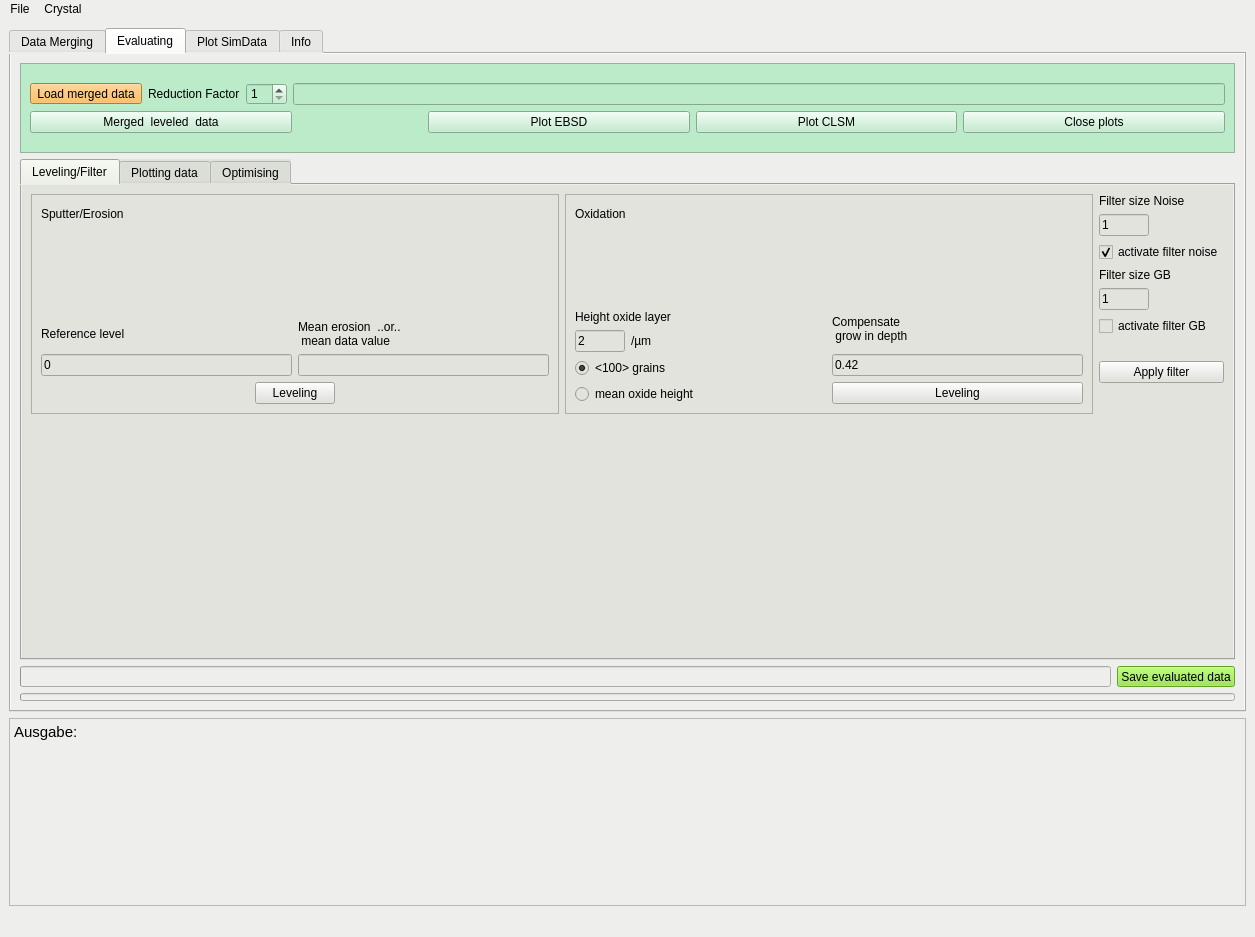
The window that ebsd_merge_evaluate/qt5_oberflaeche.ui (AnnoBlank/DataToIPF) describes before a commit, drawn with Qt 5.
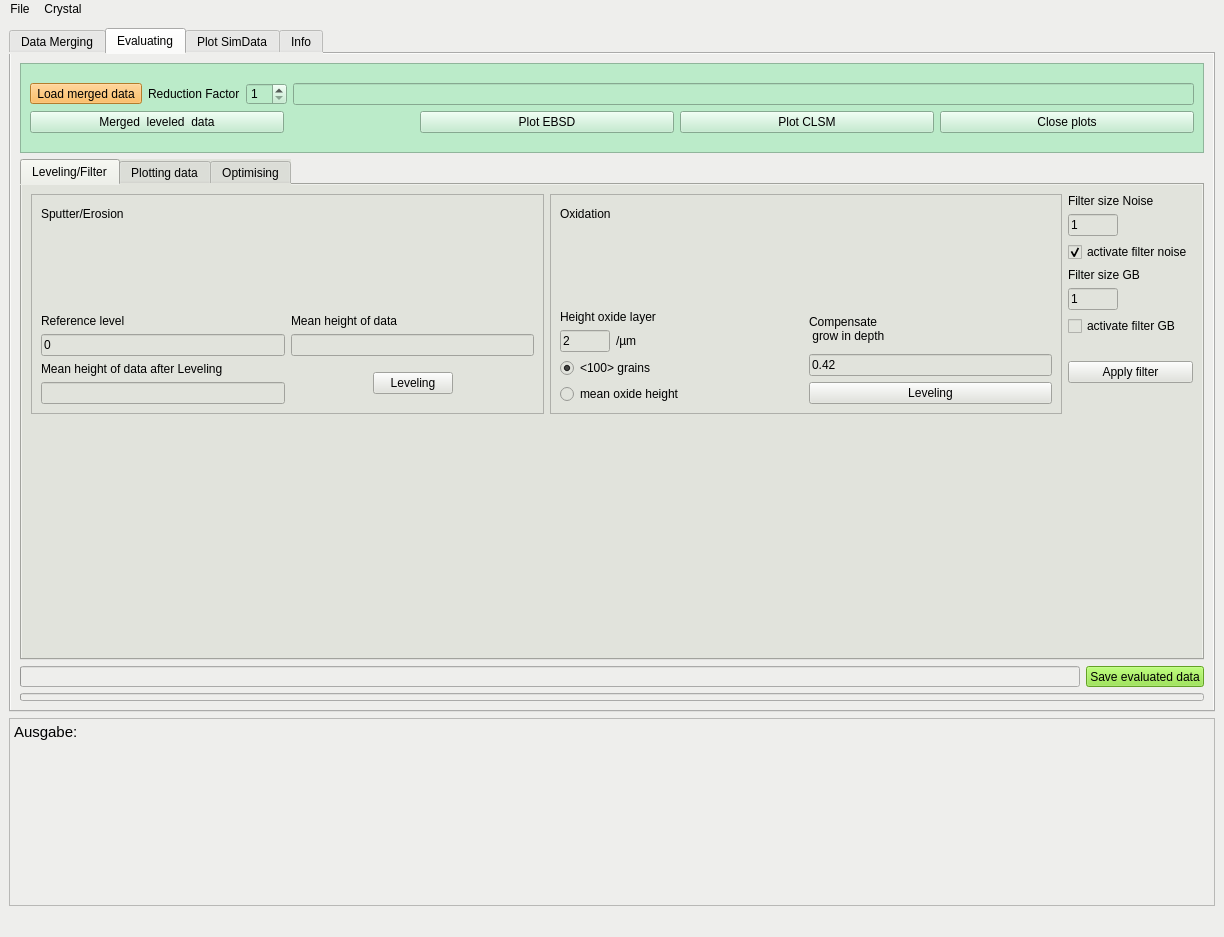
The same window after the commit. The open tabs and pages were chosen to show the change.

Commit message:
v1.5.3 - reference height
- improved leveling procedure
- expanded documentation

Diff of the .ui file:
```diff
--- a/ebsd_merge_evaluate/qt5_oberflaeche.ui
+++ b/ebsd_merge_evaluate/qt5_oberflaeche.ui
@@ -6,7 +6,7 @@
    <rect>
     <x>0</x>
     <y>0</y>
-    <width>1255</width>
+    <width>1224</width>
     <height>937</height>
    </rect>
   </property>
@@ -1503,7 +1503,7 @@
 </string>
           </property>
           <property name="currentIndex">
-           <number>1</number>
+           <number>0</number>
           </property>
           <widget class="QWidget" name="tab_6">
            <attribute name="title">
@@ -1602,13 +1602,19 @@
                          <item>
                           <widget class="QLabel" name="label_30">
                            <property name="text">
-                            <string>Mean erosion  ..or.. 
- mean data value</string>
+                            <string>Mean height of data</string>
                            </property>
                           </widget>
                          </item>
                          <item>
-                          <widget class="QLineEdit" name="evaluateMeanEroisionlineEdit"/>
+                          <widget class="QLineEdit" name="evaluateMeanEroisionlineEdit">
+                           <property name="acceptDrops">
+                            <bool>true</bool>
+                           </property>
+                           <property name="readOnly">
+                            <bool>true</bool>
+                           </property>
+                          </widget>
                          </item>
                         </layout>
                        </item>
@@ -1617,6 +1623,44 @@
                      <item>
                       <layout class="QHBoxLayout" name="horizontalLayout_29">
                        <item>
+                        <layout class="QVBoxLayout" name="verticalLayout_65">
+                         <item>
+                          <widget class="QLabel" name="label_89">
+                           <property name="text">
+                            <string>Mean height of data after Leveling</string>
+                           </property>
+                          </widget>
+                         </item>
+                         <item>
+                          <widget class="QLineEdit" name="lineEditAfterLeveling">
+                           <property name="readOnly">
+                            <bool>true</bool>
+                           </property>
+                          </widget>
+                         </item>
+                        </layout>
+                       </item>
+                       <item>
+                        <layout class="QHBoxLayout" name="horizontalLayout_96">
+                         <property name="spacing">
+                          <number>5</number>
+                         </property>
+                         <property name="sizeConstraint">
+                          <enum>QLayout::SetDefaultConstraint</enum>
+                         </property>
+                         <property name="leftMargin">
+                          <number>0</number>
+                         </property>
+                         <property name="topMargin">
+                          <number>0</number>
+                         </property>
+                         <property name="rightMargin">
+                          <number>0</number>
+                         </property>
+                         <property name="bottomMargin">
+                          <number>0</number>
+                         </property>
+                         <item>
                         <spacer name="horizontalSpacer_19">
                          <property name="orientation">
                           <enum>Qt::Horizontal</enum>
@@ -1654,6 +1698,8 @@
                     </layout>
                    </item>
                   </layout>
+                   </item>
+                  </layout>
                  </widget>
                 </item>
                 <item>
@@ -1961,6 +2007,9 @@
               </item>
              </layout>
             </item>
+            <item>
+             <layout class="QHBoxLayout" name="horizontalLayout_68"/>
+            </item>
             <item>
              <spacer name="verticalSpacer_13">
               <property name="orientation">
@@ -4636,7 +4685,7 @@
              <string>&lt;!DOCTYPE HTML PUBLIC &quot;-//W3C//DTD HTML 4.0//EN&quot; &quot;http://www.w3.org/TR/REC-html40/strict.dtd&quot;&gt;
 &lt;html&gt;&lt;head&gt;&lt;meta name=&quot;qrichtext&quot; content=&quot;1&quot; /&gt;&lt;style type=&quot;text/css&quot;&gt;
 p, li { white-space: pre-wrap; }
-&lt;/style&gt;&lt;/head&gt;&lt;body style=&quot; font-family:'MS Shell Dlg 2'; font-size:8pt; font-weight:400; font-style:normal;&quot;&gt;
+&lt;/style&gt;&lt;/head&gt;&lt;body style=&quot; font-family:'MS Shell Dlg 2'; font-size:6.5pt; font-weight:400; font-style:normal;&quot;&gt;
 &lt;p style=&quot; margin-top:0px; margin-bottom:0px; margin-left:0px; margin-right:0px; -qt-block-indent:0; text-indent:0px;&quot;&gt;&lt;span style=&quot; font-family:'Ubuntu'; font-size:11pt;&quot;&gt;Merging Data:&lt;/span&gt;&lt;/p&gt;
 &lt;p style=&quot; margin-top:0px; margin-bottom:0px; margin-left:0px; margin-right:0px; -qt-block-indent:0; text-indent:0px;&quot;&gt;&lt;span style=&quot; font-family:'Ubuntu'; font-size:11pt;&quot;&gt;EBSD data can be merged to 3 different measuring Systems&lt;/span&gt;&lt;/p&gt;
 &lt;p style=&quot;-qt-paragraph-type:empty; margin-top:0px; margin-bottom:0px; margin-left:0px; margin-right:0px; -qt-block-indent:0; text-indent:0px; font-family:'Ubuntu'; font-size:11pt;&quot;&gt;&lt;br /&gt;&lt;/p&gt;
@@ -4654,7 +4703,7 @@
              <string>&lt;!DOCTYPE HTML PUBLIC &quot;-//W3C//DTD HTML 4.0//EN&quot; &quot;http://www.w3.org/TR/REC-html40/strict.dtd&quot;&gt;
 &lt;html&gt;&lt;head&gt;&lt;meta name=&quot;qrichtext&quot; content=&quot;1&quot; /&gt;&lt;style type=&quot;text/css&quot;&gt;
 p, li { white-space: pre-wrap; }
-&lt;/style&gt;&lt;/head&gt;&lt;body style=&quot; font-family:'MS Shell Dlg 2'; font-size:8pt; font-weight:400; font-style:normal;&quot;&gt;
+&lt;/style&gt;&lt;/head&gt;&lt;body style=&quot; font-family:'MS Shell Dlg 2'; font-size:6.5pt; font-weight:400; font-style:normal;&quot;&gt;
 &lt;p style=&quot; margin-top:0px; margin-bottom:0px; margin-left:0px; margin-right:0px; -qt-block-indent:0; text-indent:0px;&quot;&gt;&lt;span style=&quot; font-family:'Ubuntu'; font-size:11pt;&quot;&gt;Evaluation:&lt;/span&gt;&lt;/p&gt;
 &lt;p style=&quot;-qt-paragraph-type:empty; margin-top:0px; margin-bottom:0px; margin-left:0px; margin-right:0px; -qt-block-indent:0; text-indent:0px; font-family:'Ubuntu'; font-size:11pt;&quot;&gt;&lt;br /&gt;&lt;/p&gt;
 &lt;p style=&quot; margin-top:0px; margin-bottom:0px; margin-left:0px; margin-right:0px; -qt-block-indent:0; text-indent:0px;&quot;&gt;&lt;span style=&quot; font-family:'Ubuntu'; font-size:11pt;&quot;&gt;Leveling the data is only nessesary to plot abslolute values&lt;/span&gt;&lt;/p&gt;
@@ -4682,7 +4731,7 @@
              <string>&lt;!DOCTYPE HTML PUBLIC &quot;-//W3C//DTD HTML 4.0//EN&quot; &quot;http://www.w3.org/TR/REC-html40/strict.dtd&quot;&gt;
 &lt;html&gt;&lt;head&gt;&lt;meta name=&quot;qrichtext&quot; content=&quot;1&quot; /&gt;&lt;style type=&quot;text/css&quot;&gt;
 p, li { white-space: pre-wrap; }
-&lt;/style&gt;&lt;/head&gt;&lt;body style=&quot; font-family:'MS Shell Dlg 2'; font-size:8pt; font-weight:400; font-style:normal;&quot;&gt;
+&lt;/style&gt;&lt;/head&gt;&lt;body style=&quot; font-family:'MS Shell Dlg 2'; font-size:6.5pt; font-weight:400; font-style:normal;&quot;&gt;
 &lt;p style=&quot; margin-top:0px; margin-bottom:0px; margin-left:0px; margin-right:0px; -qt-block-indent:0; text-indent:0px;&quot;&gt;&lt;span style=&quot; font-family:'Ubuntu'; font-size:11pt;&quot;&gt;Plot SimData in an inverse pole figure&lt;/span&gt;&lt;/p&gt;
 &lt;p style=&quot;-qt-paragraph-type:empty; margin-top:0px; margin-bottom:0px; margin-left:0px; margin-right:0px; -qt-block-indent:0; text-indent:0px; font-family:'Ubuntu'; font-size:11pt;&quot;&gt;&lt;br /&gt;&lt;/p&gt;
 &lt;p style=&quot; margin-top:0px; margin-bottom:0px; margin-left:0px; margin-right:0px; -qt-block-indent:0; text-indent:0px;&quot;&gt;&lt;span style=&quot; font-family:'Ubuntu'; font-size:11pt;&quot;&gt;BCA: &lt;/span&gt;&lt;/p&gt;
@@ -4716,7 +4765,7 @@
              <string>&lt;!DOCTYPE HTML PUBLIC &quot;-//W3C//DTD HTML 4.0//EN&quot; &quot;http://www.w3.org/TR/REC-html40/strict.dtd&quot;&gt;
 &lt;html&gt;&lt;head&gt;&lt;meta name=&quot;qrichtext&quot; content=&quot;1&quot; /&gt;&lt;style type=&quot;text/css&quot;&gt;
 p, li { white-space: pre-wrap; }
-&lt;/style&gt;&lt;/head&gt;&lt;body style=&quot; font-family:'MS Shell Dlg 2'; font-size:8pt; font-weight:400; font-style:normal;&quot;&gt;
+&lt;/style&gt;&lt;/head&gt;&lt;body style=&quot; font-family:'MS Shell Dlg 2'; font-size:6.5pt; font-weight:400; font-style:normal;&quot;&gt;
 &lt;p style=&quot; margin-top:0px; margin-bottom:0px; margin-left:0px; margin-right:0px; -qt-block-indent:0; text-indent:0px;&quot;&gt;&lt;span style=&quot; font-family:'Ubuntu'; font-size:11pt;&quot;&gt;Atomic Density a/m³ (for calc sputter yields) &lt;/span&gt;&lt;/p&gt;
 &lt;p style=&quot;-qt-paragraph-type:empty; margin-top:0px; margin-bottom:0px; margin-left:0px; margin-right:0px; -qt-block-indent:0; text-indent:0px; font-family:'Ubuntu'; font-size:11pt;&quot;&gt;&lt;br /&gt;&lt;/p&gt;
 &lt;p style=&quot; margin-top:0px; margin-bottom:0px; margin-left:0px; margin-right:0px; -qt-block-indent:0; text-indent:0px;&quot;&gt;&lt;span style=&quot; font-family:'Ubuntu'; font-size:11pt;&quot;&gt;Tungsten :       6.32   E28&lt;/span&gt;&lt;/p&gt;
@@ -4731,7 +4780,7 @@
              <string>&lt;!DOCTYPE HTML PUBLIC &quot;-//W3C//DTD HTML 4.0//EN&quot; &quot;http://www.w3.org/TR/REC-html40/strict.dtd&quot;&gt;
 &lt;html&gt;&lt;head&gt;&lt;meta name=&quot;qrichtext&quot; content=&quot;1&quot; /&gt;&lt;style type=&quot;text/css&quot;&gt;
 p, li { white-space: pre-wrap; }
-&lt;/style&gt;&lt;/head&gt;&lt;body style=&quot; font-family:'MS Shell Dlg 2'; font-size:8pt; font-weight:400; font-style:normal;&quot;&gt;
+&lt;/style&gt;&lt;/head&gt;&lt;body style=&quot; font-family:'MS Shell Dlg 2'; font-size:6.5pt; font-weight:400; font-style:normal;&quot;&gt;
 &lt;p style=&quot; margin-top:0px; margin-bottom:0px; margin-left:0px; margin-right:0px; -qt-block-indent:0; text-indent:0px;&quot;&gt;&lt;span style=&quot; font-family:'Ubuntu'; font-size:11pt;&quot;&gt;Oxidation Depthgrow factor &lt;/span&gt;&lt;/p&gt;
 &lt;p style=&quot; margin-top:0px; margin-bottom:0px; margin-left:0px; margin-right:0px; -qt-block-indent:0; text-indent:0px;&quot;&gt;&lt;span style=&quot; font-family:'Ubuntu'; font-size:11pt;&quot;&gt;(for calculate absolut thickness of the oxide layer)&lt;/span&gt;&lt;/p&gt;
 &lt;p style=&quot;-qt-paragraph-type:empty; margin-top:0px; margin-bottom:0px; margin-left:0px; margin-right:0px; -qt-block-indent:0; text-indent:0px; font-family:'Ubuntu'; font-size:11pt;&quot;&gt;&lt;br /&gt;&lt;/p&gt;
@@ -4774,7 +4823,7 @@
        <string>&lt;!DOCTYPE HTML PUBLIC &quot;-//W3C//DTD HTML 4.0//EN&quot; &quot;http://www.w3.org/TR/REC-html40/strict.dtd&quot;&gt;
 &lt;html&gt;&lt;head&gt;&lt;meta name=&quot;qrichtext&quot; content=&quot;1&quot; /&gt;&lt;style type=&quot;text/css&quot;&gt;
 p, li { white-space: pre-wrap; }
-&lt;/style&gt;&lt;/head&gt;&lt;body style=&quot; font-family:'MS Shell Dlg 2'; font-size:8pt; font-weight:400; font-style:normal;&quot;&gt;
+&lt;/style&gt;&lt;/head&gt;&lt;body style=&quot; font-family:'MS Shell Dlg 2'; font-size:6.5pt; font-weight:400; font-style:normal;&quot;&gt;
 &lt;p style=&quot; margin-top:0px; margin-bottom:0px; margin-left:0px; margin-right:0px; -qt-block-indent:0; text-indent:0px;&quot;&gt;&lt;span style=&quot; font-family:'Ubuntu'; font-size:11pt;&quot;&gt;Ausgabe:&lt;/span&gt;&lt;/p&gt;&lt;/body&gt;&lt;/html&gt;</string>
       </property>
      </widget>
@@ -4786,7 +4835,7 @@
     <rect>
      <x>0</x>
      <y>0</y>
-     <width>1255</width>
+     <width>1224</width>
      <height>18</height>
     </rect>
    </property>
```
Lines whose indentation alone changed are shown as unchanged. The commit also changes 31 other files.
